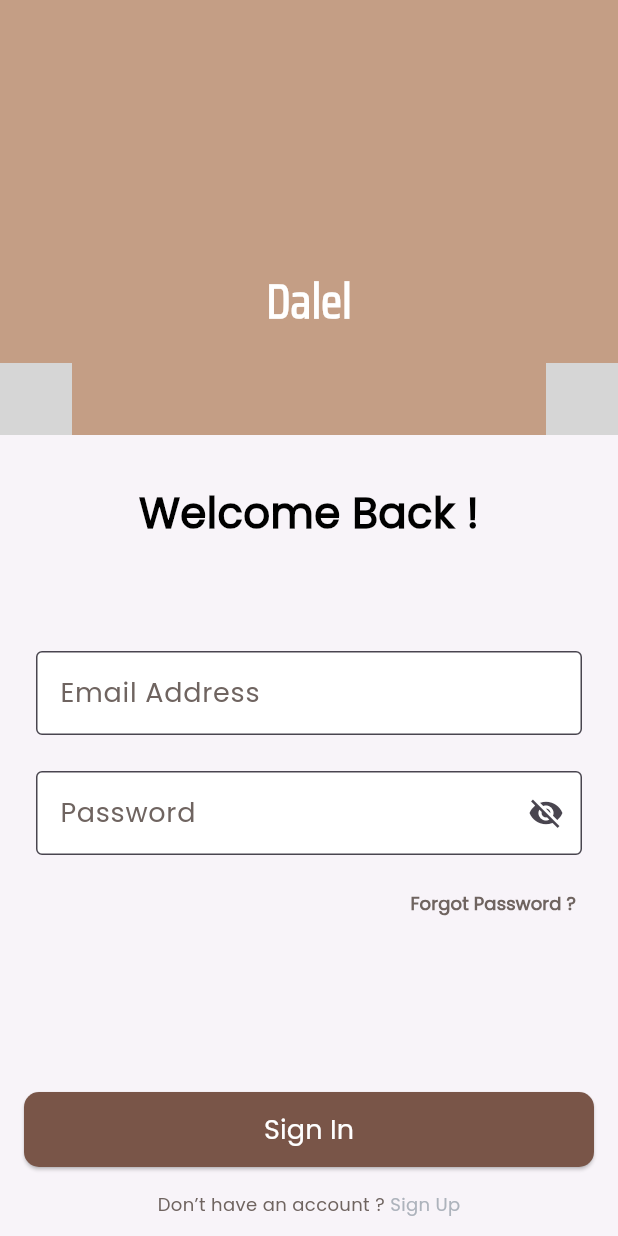
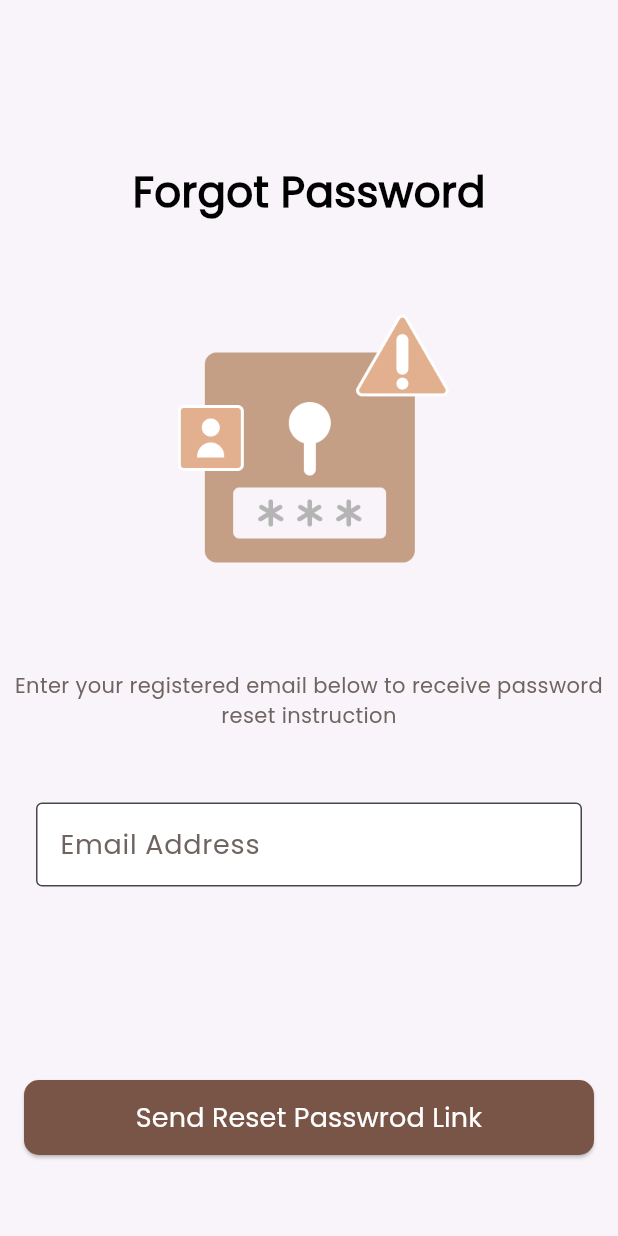
Before and after one commit to fatimaklay2002-del/dalelApp, a Flutter app: the SignInView screen opened by its route, after a tap on "Forgot Password ?", on a phone screen of 412 x 824 dp. Run offline on Flutter 3.47's test engine with Material 3 defaults, Android fonts, the phone set to English and light mode, and no system bars; our stand-ins replace bloc, firebase_auth, firebase_core, flutter_bloc, fluttertoast, get_it and 3 more; missing offline and left inert: svg_flutter; accounts and stored records are empty; grey boxes are pictures that could not be loaded.

Commit message:
Reset Password

```diff
--- a/lib/core/routers/app_router.dart
+++ b/lib/core/routers/app_router.dart
@@ -1,7 +1,9 @@
 import 'package:dalel_project/core/di/injection.dart';
 import 'package:dalel_project/features/auth/presentation/auth_cubit/cubit/auth_cubit.dart';
+import 'package:dalel_project/features/auth/presentation/view/forgot_password_view.dart';
 import 'package:dalel_project/features/auth/presentation/view/sign_in_view.dart';
 import 'package:dalel_project/features/auth/presentation/view/sign_up_view.dart';
+import 'package:dalel_project/features/auth/presentation/widgets/forget_password_text_widget.dart';
 import 'package:dalel_project/features/home/presentation/views/home_viwe.dart';
 import 'package:dalel_project/features/on_boarding/presentation/views/on_boarding.dart';
 import 'package:dalel_project/features/splash/presentation/views/splash_view.dart';
@@ -22,10 +24,20 @@ final GoRouter appRouter = GoRouter(
         child: const SignUpView(),
       ),
     ),
-    GoRoute(path: ('/signIn'), builder: (context, state) => BlocProvider(
-      create: (context) => AuthCubit(),
-      child: const SignInView(),
-    )),
+    GoRoute(
+      path: ('/signIn'),
+      builder: (context, state) => BlocProvider(
+        create: (context) => AuthCubit(),
+        child: const SignInView(),
+      ),
+    ),
+    GoRoute(
+      path: ('/forgotPassword'),
+      builder: (context, state) => BlocProvider(
+        create: (context) => AuthCubit(),
+        child: ForgotPasswordView(),
+      ),
+    ),
     GoRoute(path: ('/home'), builder: (context, state) => const HomeView()),
   ],
 );
--- a/lib/features/auth/presentation/auth_cubit/cubit/auth_cubit.dart
+++ b/lib/features/auth/presentation/auth_cubit/cubit/auth_cubit.dart
@@ -11,6 +11,7 @@ class AuthCubit extends Cubit<AuthState> {
   String? password;
   GlobalKey<FormState> signUpKey = GlobalKey();
   GlobalKey<FormState> signInKey = GlobalKey();
+  GlobalKey<FormState> resetPasswordKey = GlobalKey();
   bool? isTermsAndConditionCheckBoxValue = false;
   bool? isObscurePasswordText = true;
 
@@ -87,4 +88,14 @@ class AuthCubit extends Cubit<AuthState> {
       emit(SignInFailureState(errorMessage: e.toString()));
     }
   }
+
+  resetPasswordLink() async {
+    try {
+      emit(ResetPasswordLoadingState());
+      await FirebaseAuth.instance.sendPasswordResetEmail(email: email!);
+      emit(ResetPasswordSuccessState());
+    } on Exception catch (e) {
+      emit(ResetPasswordFailureState(errorMessage: e.toString()));
+    }
+  }
 }
--- a/lib/features/auth/presentation/auth_cubit/cubit/auth_state.dart
+++ b/lib/features/auth/presentation/auth_cubit/cubit/auth_state.dart
@@ -23,3 +23,12 @@ final class SignInFailureState extends AuthState {
 
   SignInFailureState({required this.errorMessage});
 }
+final class ResetPasswordLoadingState extends AuthState {}
+
+final class ResetPasswordSuccessState extends AuthState {}
+
+final class ResetPasswordFailureState extends AuthState {
+  final String errorMessage;
+
+  ResetPasswordFailureState({required this.errorMessage});
+}
--- /dev/null
+++ b/lib/features/auth/presentation/view/forgot_password_view.dart
@@ -0,0 +1,37 @@
+import 'package:dalel_project/core/constants/app_assets.dart';
+import 'package:dalel_project/core/constants/app_strings.dart';
+import 'package:dalel_project/features/auth/presentation/widgets/custom_text_field.dart';
+import 'package:dalel_project/features/auth/presentation/widgets/custom_welcome_widget.dart';
+import 'package:dalel_project/features/auth/presentation/widgets/cuustom_forgot_password_form.dart';
+import 'package:dalel_project/features/auth/presentation/widgets/forgot_password_sup_title.dart';
+import 'package:flutter/material.dart';
+
+class ForgotPasswordView extends StatelessWidget {
+  const ForgotPasswordView({super.key});
+
+  @override
+  Widget build(BuildContext context) {
+    return Scaffold(
+      body: CustomScrollView(
+        slivers: [
+          const SliverToBoxAdapter(child: SizedBox(height: 108)),
+          const SliverToBoxAdapter(
+            child: WelcomeWidget(text: AppStrings.forgotPasswordPage),
+          ),
+          const SliverToBoxAdapter(child: SizedBox(height: 40)),
+          SliverToBoxAdapter(
+            child: Image.asset(
+              Assets.assetsImagesForgetPassword,
+              height: 235,
+              width: 235,
+            ),
+          ),
+          const SliverToBoxAdapter(child: SizedBox(height: 24)),
+          const SliverToBoxAdapter(child: ForgotPasswordSupTitle()),
+          const SliverToBoxAdapter(child: SizedBox(height: 24)),
+          const SliverToBoxAdapter(child: CustomForgotPasswordForm()),
+        ],
+      ),
+    );
+  }
+}
--- /dev/null
+++ b/lib/features/auth/presentation/widgets/cuustom_forgot_password_form.dart
@@ -0,0 +1,59 @@
+import 'package:dalel_project/core/constants/app_colors.dart';
+import 'package:dalel_project/core/constants/app_strings.dart';
+
+import 'package:dalel_project/core/functions/show_toast.dart';
+import 'package:dalel_project/core/widgets/custom_button.dart';
+import 'package:dalel_project/features/auth/presentation/auth_cubit/cubit/auth_cubit.dart';
+import 'package:dalel_project/features/auth/presentation/auth_cubit/cubit/auth_state.dart';
+import 'package:dalel_project/features/auth/presentation/widgets/custom_text_field.dart';
+
+import 'package:flutter/material.dart';
+import 'package:flutter_bloc/flutter_bloc.dart';
+
+class CustomForgotPasswordForm extends StatelessWidget {
+  const CustomForgotPasswordForm({super.key});
+
+  @override
+  Widget build(BuildContext context) {
+    return BlocConsumer<AuthCubit, AuthState>(
+      listener: (context, state) {
+        if (state is ResetPasswordSuccessState) {
+          showToastMassege("Check Your Email to Reset Password");
+        } else if (state is ResetPasswordFailureState) {
+          showToastMassege(state.errorMessage);
+        }
+      },
+      builder: (context, state) {
+        AuthCubit authCubit = BlocProvider.of<AuthCubit>(context);
+        return Padding(
+          padding: const EdgeInsets.symmetric(horizontal: 16.0),
+          child: Form(
+            key: authCubit.resetPasswordKey,
+            child: Column(
+              children: [
+                CustomTextFormField(
+                  labelText: AppStrings.emailAddress,
+                  onChanged: (email) {
+                    authCubit.email = email;
+                  },
+                ),
+
+                SizedBox(height: 129),
+                state is SignInLoadingState
+                    ? CircularProgressIndicator(color: AppColors.primaryColor)
+                    : CustomButton(
+                        text: AppStrings.sendResetPasswordLink,
+                        onPressed: () {
+                          if (authCubit.resetPasswordKey.currentState!.validate()) {
+                            authCubit.resetPasswordLink();
+                          }
+                        },
+                      ),
+              ],
+            ),
+          ),
+        );
+      },
+    );
+  }
+}
--- a/lib/features/auth/presentation/widgets/forget_password_text_widget.dart
+++ b/lib/features/auth/presentation/widgets/forget_password_text_widget.dart
@@ -1,4 +1,5 @@
 import 'package:dalel_project/core/constants/app_strings.dart';
+import 'package:dalel_project/core/functions/navigation.dart';
 import 'package:dalel_project/core/theme/text_style.dart';
 import 'package:flutter/material.dart';
 
@@ -10,9 +11,11 @@ class ForgetPasswordTextWidget extends StatelessWidget {
     return Align(
       alignment: Alignment.centerRight,
       child: TextButton(
-        onPressed: () {},
+        onPressed: () {
+          customReplacementNavigate(context, '/forgotPassword');
+        },
         child: Text(
-        AppStrings.forgotPassword,
+          AppStrings.forgotPassword,
           style: AppTextStyle.poppins600.copyWith(
             fontSize: 12,
             color: Color(0xFF6F6460),
--- /dev/null
+++ b/lib/features/auth/presentation/widgets/forgot_password_sup_title.dart
@@ -0,0 +1,20 @@
+import 'package:dalel_project/core/theme/text_style.dart';
+import 'package:flutter/material.dart';
+
+class ForgotPasswordSupTitle extends StatelessWidget {
+  const ForgotPasswordSupTitle({super.key});
+
+  @override
+  Widget build(BuildContext context) {
+    return Text(
+        'Enter your registered email below to receive password reset instruction',
+        style: AppTextStyle.poppins400Size12.copyWith(
+          fontSize: 14,
+          color: Color(0xff6F6460),
+
+        ),
+        textAlign: TextAlign.center,
+
+    );
+  }
+}
```
